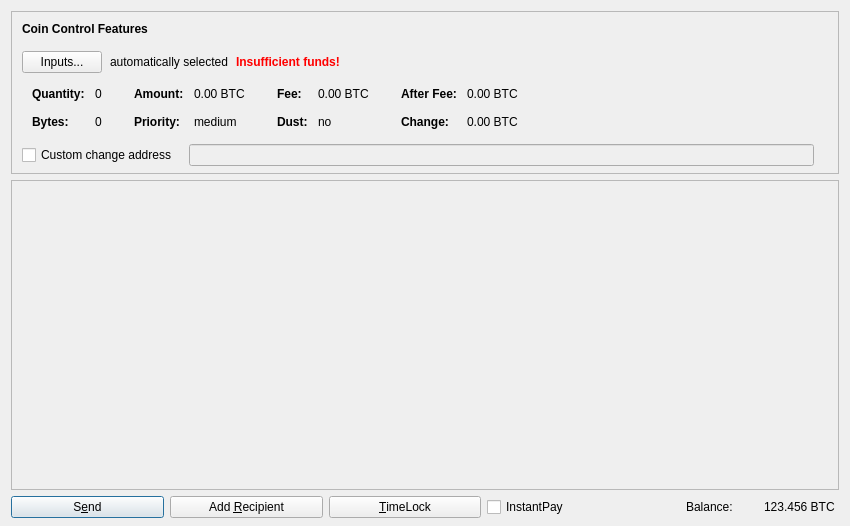
Above: src/qt/forms/sendcoinsdialog.ui from SmartCash/Core-Smart before the change. Below: the same form after it.
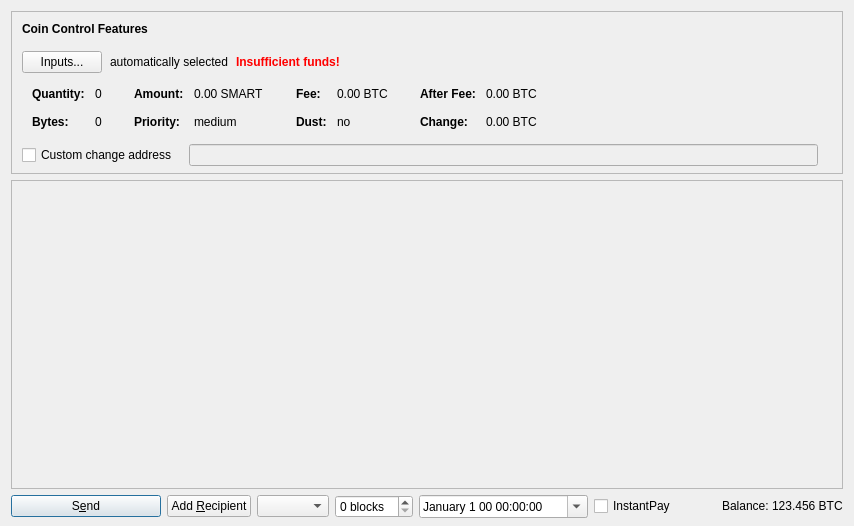
That is the form after the change. Icons and pictures are not drawn. Custom widgets are drawn as their Qt base class.

Commit message: Add LockTime feature to the send coins dialog

Patch:
```diff
--- a/src/qt/forms/sendcoinsdialog.ui
+++ b/src/qt/forms/sendcoinsdialog.ui
@@ -324,7 +324,7 @@
                   <enum>Qt::ActionsContextMenu</enum>
                  </property>
                  <property name="text">
-                  <string notr="true">0.00 BTC</string>
+                  <string notr="true">0.00 SMART</string>
                  </property>
                  <property name="textInteractionFlags">
                   <set>Qt::LinksAccessibleByMouse|Qt::TextSelectableByKeyboard|Qt::TextSelectableByMouse</set>
@@ -703,7 +703,7 @@
       </widget>
      </item>
      <item>
-      <widget class="QPushButton" name="clearButton">
+      <widget class="QComboBox" name="timelockCombo">
        <property name="sizePolicy">
         <sizepolicy hsizetype="Minimum" vsizetype="Fixed">
          <horstretch>0</horstretch>
@@ -713,11 +713,22 @@
        <property name="toolTip">
         <string>Lock a transaction to be spent at future time.</string>
        </property>
-       <property name="text">
-        <string>&amp;TimeLock</string>
+      </widget>
+     </item>
+     <item>
+      <widget class="QSpinBox" name="timeLockCustomBlocks">
+       <property name="suffix">
+        <string> blocks</string>
        </property>
-       <property name="autoDefault">
-        <bool>false</bool>
+      </widget>
+     </item>
+     <item>
+      <widget class="QDateTimeEdit" name="timeLockCustomDate">
+       <property name="calendarPopup">
+        <bool>true</bool>
+       </property>
+       <property name="displayFormat">
+        <string>MMMM d yy hh:mm:ss</string>
        </property>
       </widget>
      </item>
```
Left out of the diff: 2 changed lines with no effect on the pictures. The commit also changes 6 other files.
